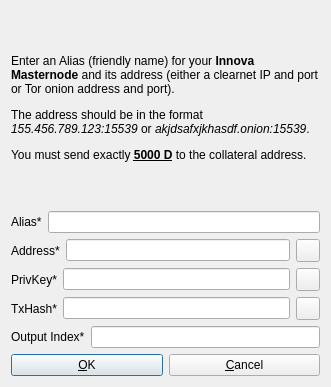
First picture: the form in src/qt/forms/addeditadrenalinenode.ui, repository innova-foundation/innova, before the edit.
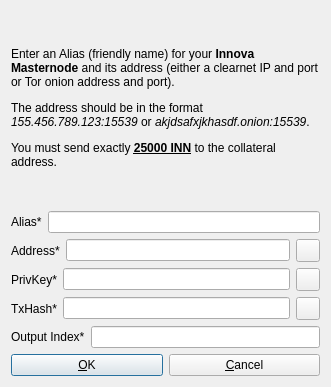
Second picture: the form after the edit. Icons and pictures are not drawn.

Commit message: GUI rebrand pass

The edit to the form file:
```diff
--- a/src/qt/forms/addeditadrenalinenode.ui
+++ b/src/qt/forms/addeditadrenalinenode.ui
@@ -26,7 +26,7 @@
       </sizepolicy>
      </property>
      <property name="text">
-      <string>&lt;html&gt;&lt;head/&gt;&lt;body&gt;&lt;p&gt;Enter an Alias (friendly name) for your &lt;span style=&quot; font-weight:600;&quot;&gt;Innova Masternode&lt;/span&gt; and its address (either a clearnet IP and port or Tor onion address and port).&lt;/p&gt;&lt;p&gt;The address should be in the format &lt;span style=&quot; font-style:italic;&quot;&gt;155.456.789.123:15539&lt;/span&gt; or &lt;span style=&quot; font-style:italic;&quot;&gt;akjdsafxjkhasdf.onion:15539&lt;/span&gt;. &lt;/p&gt;&lt;p&gt;You must send exactly &lt;span style=&quot; font-weight:600; text-decoration: underline;&quot;&gt;5000 D&lt;/span&gt; to the collateral address.&lt;/p&gt;&lt;/body&gt;&lt;/html&gt;</string>
+      <string>&lt;html&gt;&lt;head/&gt;&lt;body&gt;&lt;p&gt;Enter an Alias (friendly name) for your &lt;span style=&quot; font-weight:600;&quot;&gt;Innova Masternode&lt;/span&gt; and its address (either a clearnet IP and port or Tor onion address and port).&lt;/p&gt;&lt;p&gt;The address should be in the format &lt;span style=&quot; font-style:italic;&quot;&gt;155.456.789.123:15539&lt;/span&gt; or &lt;span style=&quot; font-style:italic;&quot;&gt;akjdsafxjkhasdf.onion:15539&lt;/span&gt;. &lt;/p&gt;&lt;p&gt;You must send exactly &lt;span style=&quot; font-weight:600; text-decoration: underline;&quot;&gt;25000 INN&lt;/span&gt; to the collateral address.&lt;/p&gt;&lt;/body&gt;&lt;/html&gt;</string>
      </property>
      <property name="wordWrap">
       <bool>true</bool>
```
The commit also changes 4 other files.
